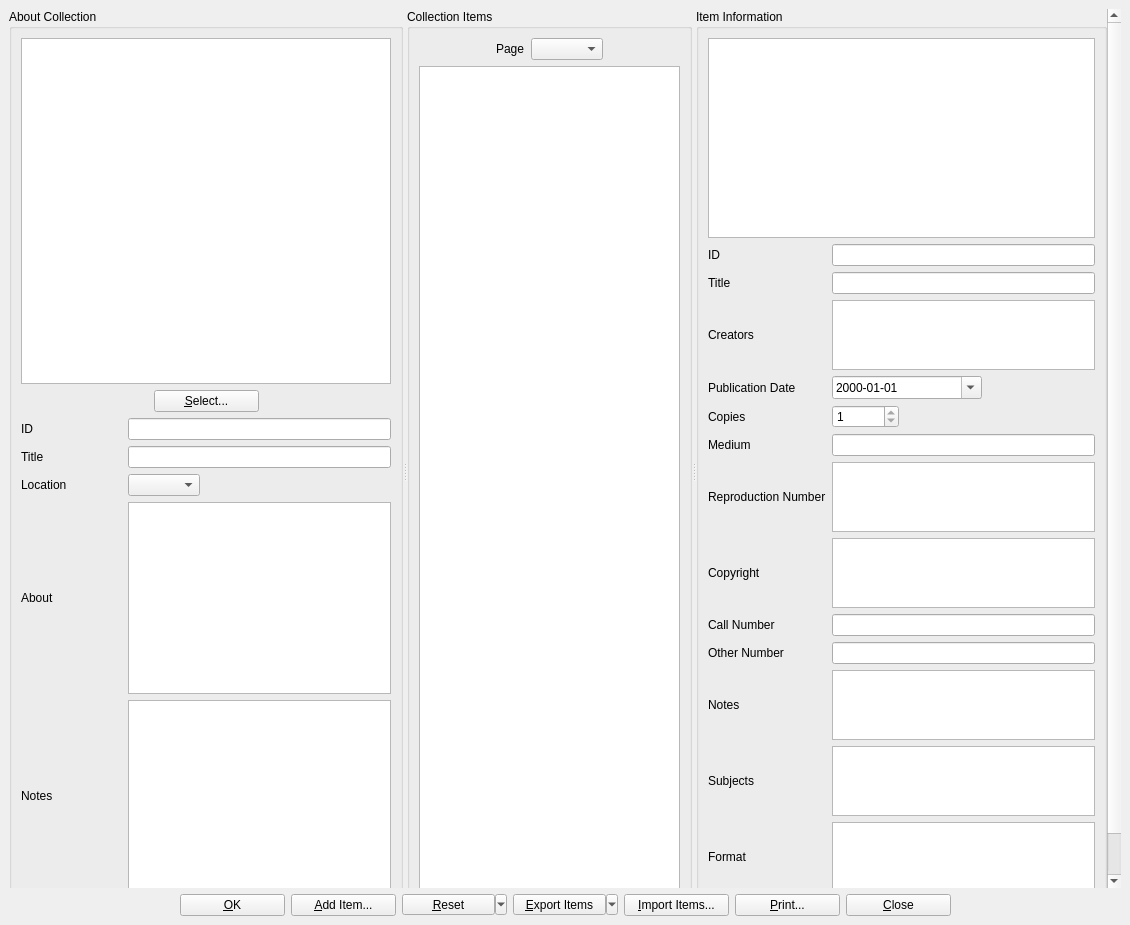
Qt form UI/biblioteq_photographinfo.ui (textbrowser/biblioteq) before a commit.
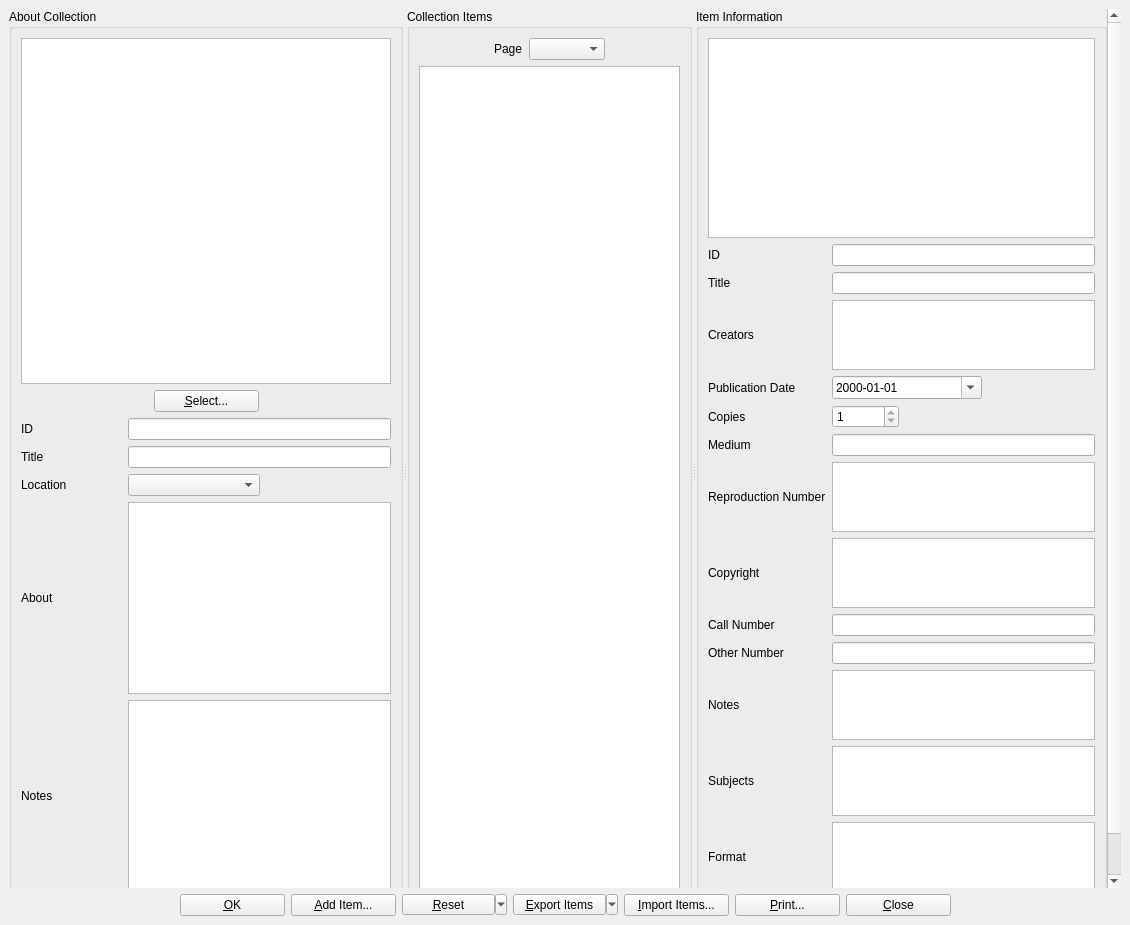
The same form after that commit. Icons and pictures are not drawn. Custom widgets are drawn as their Qt base class.

Diff of the .ui file:
```diff
--- a/UI/biblioteq_photographinfo.ui
+++ b/UI/biblioteq_photographinfo.ui
@@ -32,8 +32,8 @@
         <rect>
          <x>0</x>
          <y>0</y>
-         <width>1098</width>
-         <height>1010</height>
+         <width>1092</width>
+         <height>1110</height>
         </rect>
        </property>
        <layout class="QVBoxLayout" name="verticalLayout_2">
@@ -192,6 +192,12 @@
                <layout class="QHBoxLayout" name="_4">
                 <item>
                  <widget class="QComboBox" name="location">
+                  <property name="sizePolicy">
+                   <sizepolicy hsizetype="Expanding" vsizetype="Fixed">
+                    <horstretch>0</horstretch>
+                    <verstretch>0</verstretch>
+                   </sizepolicy>
+                  </property>
                   <property name="sizeAdjustPolicy">
                    <enum>QComboBox::AdjustToContents</enum>
                   </property>
@@ -255,6 +261,12 @@
               </item>
               <item>
                <widget class="QComboBox" name="page">
+                <property name="sizePolicy">
+                 <sizepolicy hsizetype="Expanding" vsizetype="Fixed">
+                  <horstretch>0</horstretch>
+                  <verstretch>0</verstretch>
+                 </sizepolicy>
+                </property>
                 <property name="sizeAdjustPolicy">
                  <enum>QComboBox::AdjustToContents</enum>
                 </property>
```
Left out of the diff: 11 changed lines with no effect on the pictures.
